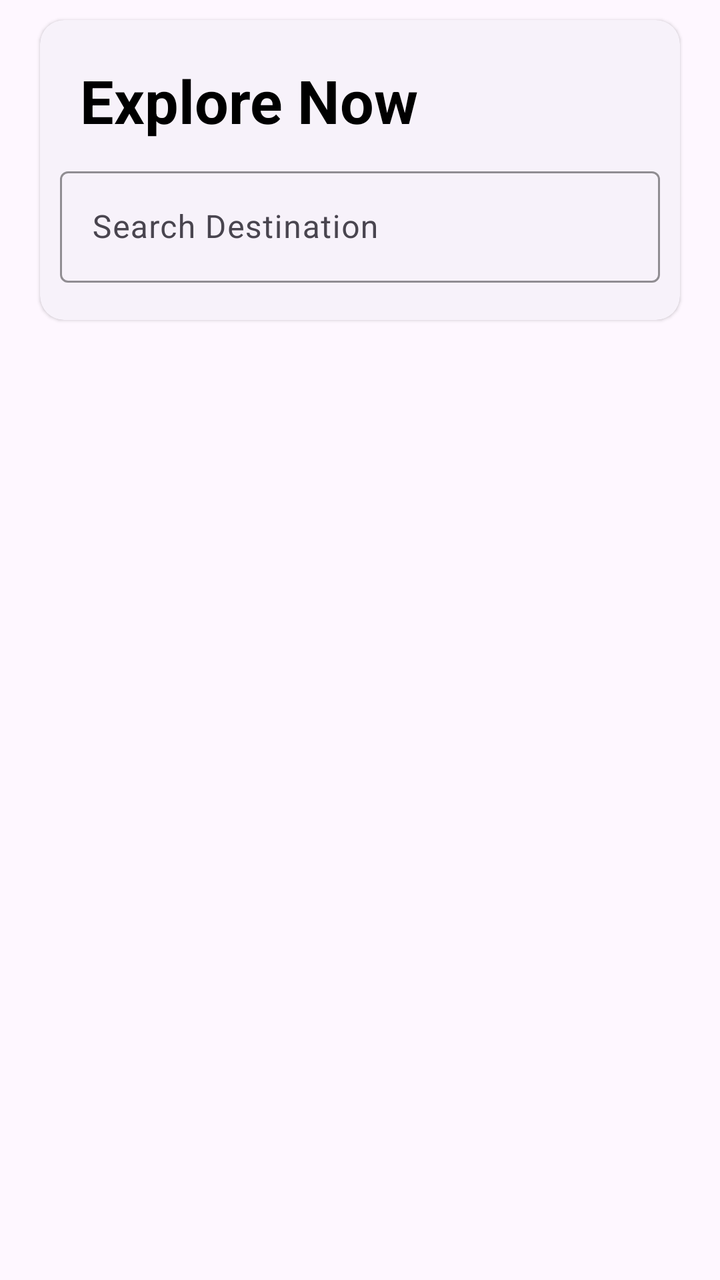
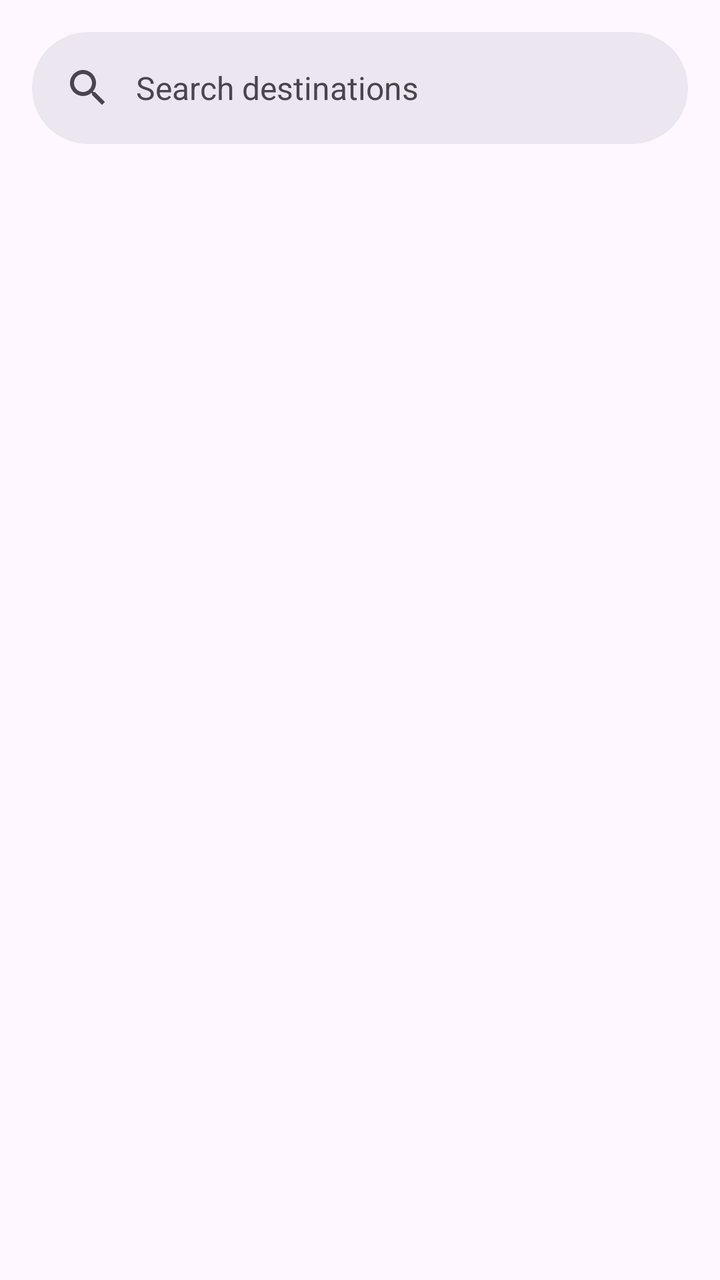

Screens rendered from an Android XML layout before and after an edit, with the pre-edit source and the edit as a unified diff.
<!-- AndroidManifest.xml: application theme Theme.RmmcTourism -->
<!-- res/layout/fragment_spot_viewer.xml -->
<?xml version="1.0" encoding="utf-8"?>
<FrameLayout xmlns:android="http://schemas.android.com/apk/res/android"
    xmlns:app="http://schemas.android.com/apk/res-auto"
    xmlns:tools="http://schemas.android.com/tools"
    android:layout_width="match_parent"
    android:layout_height="match_parent"
    tools:context=".fragments.DestinationsView">

    <androidx.constraintlayout.widget.ConstraintLayout
        android:layout_width="match_parent"
        android:layout_height="match_parent">

        <com.google.android.material.card.MaterialCardView
            android:id="@+id/cardView"
            style="@style/Widget.Material3.CardView.Elevated"
            android:layout_width="match_parent"
            android:layout_height="150dp"
            android:layout_marginStart="20dp"
            android:layout_marginTop="10dp"
            android:layout_marginEnd="20dp"
            app:layout_constraintEnd_toEndOf="parent"
            app:layout_constraintStart_toStartOf="parent"
            app:layout_constraintTop_toTopOf="parent">

            <androidx.constraintlayout.widget.ConstraintLayout
                android:layout_width="match_parent"
                android:layout_height="match_parent">

                <TextView
                    android:id="@+id/textView5"
                    android:layout_width="match_parent"
                    android:layout_height="wrap_content"
                    android:layout_marginStart="20dp"
                    android:layout_marginTop="20dp"
                    android:layout_marginEnd="20dp"
                    android:text="Explore Now"
                    android:textColor="@color/black"
                    android:textSize="30sp"
                    android:textStyle="bold"
                    app:layout_constraintEnd_toEndOf="parent"
                    app:layout_constraintStart_toStartOf="parent"
                    app:layout_constraintTop_toTopOf="parent" />

                <com.google.android.material.textfield.TextInputLayout
                    style="@style/Widget.Material3.TextInputLayout.OutlinedBox"
                    android:layout_width="match_parent"
                    android:layout_height="wrap_content"
                    android:layout_marginStart="10dp"
                    android:layout_marginTop="10dp"
                    android:layout_marginEnd="10dp"
                    app:layout_constraintEnd_toEndOf="parent"
                    app:layout_constraintStart_toStartOf="parent"
                    app:layout_constraintTop_toBottomOf="@+id/textView5"
                    app:boxStrokeColor="@color/black">

                    <com.google.android.material.textfield.TextInputEditText
                        android:layout_width="match_parent"
                        android:layout_height="match_parent"
                        android:hint="Search Destination"
                        />

                </com.google.android.material.textfield.TextInputLayout>


            </androidx.constraintlayout.widget.ConstraintLayout>
        </com.google.android.material.card.MaterialCardView>

        <androidx.recyclerview.widget.RecyclerView
            android:id="@+id/rv_spot_viewer"
            android:layout_width="match_parent"
            android:layout_height="0dp"
            android:layout_marginStart="10dp"
            android:layout_marginTop="20dp"
            android:layout_marginEnd="10dp"
            android:layout_marginBottom="10dp"
            app:layout_constraintBottom_toBottomOf="parent"
            app:layout_constraintEnd_toEndOf="parent"
            app:layout_constraintStart_toStartOf="parent"
            app:layout_constraintTop_toBottomOf="@+id/cardView" />

    </androidx.constraintlayout.widget.ConstraintLayout>


</FrameLayout>
<!-- resources referenced by this layout -->
<resources>
  <color name="black">#FF000000</color>
  <style name="Theme.RmmcTourism" parent="Base.Theme.RmmcTourism" />
  <style name="Base.Theme.RmmcTourism" parent="Theme.Material3.DayNight.NoActionBar">
          
          
      </style>
</resources>

<!-- the commit's change to res/layout/fragment_spot_viewer.xml (unified diff, before → after) -->
@@ -1,84 +1,127 @@
 <?xml version="1.0" encoding="utf-8"?>
-<FrameLayout xmlns:android="http://schemas.android.com/apk/res/android"
+<androidx.coordinatorlayout.widget.CoordinatorLayout xmlns:android="http://schemas.android.com/apk/res/android"
     xmlns:app="http://schemas.android.com/apk/res-auto"
     xmlns:tools="http://schemas.android.com/tools"
+    android:id="@+id/frameLayout"
     android:layout_width="match_parent"
     android:layout_height="match_parent"
     tools:context=".fragments.DestinationsView">
 
-    <androidx.constraintlayout.widget.ConstraintLayout
+    <androidx.recyclerview.widget.RecyclerView
+        android:id="@+id/rv_spot_viewer"
         android:layout_width="match_parent"
-        android:layout_height="match_parent">
+        android:layout_height="match_parent"
+        android:padding="16dp"
+        tools:listitem="@layout/rv_spot_row" />
 
-        <com.google.android.material.card.MaterialCardView
-            android:id="@+id/cardView"
-            style="@style/Widget.Material3.CardView.Elevated"
+    <com.google.android.material.appbar.AppBarLayout
+        android:layout_width="match_parent"
+        android:layout_height="wrap_content">
+        <com.google.android.material.search.SearchBar
+            android:id="@+id/search_bar"
             android:layout_width="match_parent"
-            android:layout_height="150dp"
-            android:layout_marginStart="20dp"
-            android:layout_marginTop="10dp"
-            android:layout_marginEnd="20dp"
-            app:layout_constraintEnd_toEndOf="parent"
-            app:layout_constraintStart_toStartOf="parent"
-            app:layout_constraintTop_toTopOf="parent">
+            android:layout_height="wrap_content"
+            android:hint="Search destinations" />
+    </com.google.android.material.appbar.AppBarLayout>
 
-            <androidx.constraintlayout.widget.ConstraintLayout
-                android:layout_width="match_parent"
-                android:layout_height="match_parent">
+    <com.google.android.material.search.SearchView
+        android:layout_width="match_parent"
+        android:layout_height="match_parent"
+        android:hint="Search destinations"
+        app:layout_anchor="@id/search_bar">
+        
+    </com.google.android.material.search.SearchView>
 
-                <TextView
-                    android:id="@+id/textView5"
+</androidx.coordinatorlayout.widget.CoordinatorLayout>
+<!-- res/layout/rv_spot_row.xml (included above) -->
+<?xml version="1.0" encoding="utf-8"?>
+<androidx.constraintlayout.widget.ConstraintLayout xmlns:android="http://schemas.android.com/apk/res/android"
+    xmlns:app="http://schemas.android.com/apk/res-auto"
+    xmlns:tools="http://schemas.android.com/tools"
+    android:layout_width="match_parent"
+    android:layout_height="wrap_content">
+
+    <com.google.android.material.card.MaterialCardView
+        android:id="@+id/cv_tourist_spot"
+        style="@style/Widget.Material3.CardView.Outlined"
+        android:layout_width="0dp"
+        android:layout_height="wrap_content"
+        android:layout_marginStart="1dp"
+        android:layout_marginTop="8dp"
+        android:layout_marginEnd="1dp"
+        android:layout_marginBottom="8dp"
+        app:layout_constraintBottom_toBottomOf="parent"
+        app:layout_constraintEnd_toEndOf="parent"
+        app:layout_constraintStart_toStartOf="parent"
+        app:layout_constraintTop_toTopOf="parent">
+
+        <androidx.constraintlayout.widget.ConstraintLayout
+            android:layout_width="match_parent"
+            android:layout_height="match_parent">
+
+            <com.google.android.material.card.MaterialCardView
+                android:id="@+id/materialCardView"
+                android:layout_width="0dp"
+                android:layout_height="200dp"
+                app:cardElevation="5dp"
+                app:layout_constraintEnd_toEndOf="parent"
+                app:layout_constraintStart_toStartOf="parent"
+                app:layout_constraintTop_toTopOf="parent">
+
+                <androidx.constraintlayout.widget.ConstraintLayout
                     android:layout_width="match_parent"
-                    android:layout_height="wrap_content"
-                    android:layout_marginStart="20dp"
-                    android:layout_marginTop="20dp"
-                    android:layout_marginEnd="20dp"
-                    android:text="Explore Now"
-                    android:textColor="@color/black"
-                    android:textSize="30sp"
-                    android:textStyle="bold"
-                    app:layout_constraintEnd_toEndOf="parent"
-                    app:layout_constraintStart_toStartOf="parent"
-                    app:layout_constraintTop_toTopOf="parent" />
+                    android:layout_height="match_parent">
 
-                <com.google.android.material.textfield.TextInputLayout
-                    style="@style/Widget.Material3.TextInputLayout.OutlinedBox"
-                    android:layout_width="match_parent"
-                    android:layout_height="wrap_content"
-                    android:layout_marginStart="10dp"
-                    android:layout_marginTop="10dp"
-                    android:layout_marginEnd="10dp"
-                    app:layout_constraintEnd_toEndOf="parent"
-                    app:layout_constraintStart_toStartOf="parent"
-                    app:layout_constraintTop_toBottomOf="@+id/textView5"
-                    app:boxStrokeColor="@color/black">
+                    <ImageView
+                        android:id="@+id/img_tourist_cover"
+                        android:layout_width="0dp"
+                        android:layout_height="0dp"
+                        android:scaleType="centerCrop"
+                        app:layout_constraintBottom_toBottomOf="parent"
+                        app:layout_constraintEnd_toEndOf="parent"
+                        app:layout_constraintStart_toStartOf="parent"
+                        app:layout_constraintTop_toTopOf="parent"
+                        app:srcCompat="@drawable/sample" />
+                </androidx.constraintlayout.widget.ConstraintLayout>
+            </com.google.android.material.card.MaterialCardView>
 
-                    <com.google.android.material.textfield.TextInputEditText
-                        android:layout_width="match_parent"
-                        android:layout_height="match_parent"
-                        android:hint="Search Destination"
-                        />
+            <TextView
+                android:id="@+id/tv_tourist_spot_name"
+                android:layout_width="0dp"
+                android:layout_height="wrap_content"
+                android:layout_marginStart="16dp"
+                android:layout_marginTop="16dp"
+                android:layout_marginEnd="16dp"
+                android:text="Destination Title"
+                android:textColor="?attr/colorOnPrimaryContainer"
+                android:textSize="24sp"
+                app:layout_constraintEnd_toEndOf="parent"
+                app:layout_constraintHorizontal_bias="0.0"
+                app:layout_constraintStart_toStartOf="parent"
+                app:layout_constraintTop_toBottomOf="@+id/materialCardView" />
 
-                </com.google.android.material.textfield.TextInputLayout>
+            <TextView
+                android:id="@+id/tv_tourist_spot_description"
+                android:layout_width="0dp"
+                android:layout_height="wrap_content"
+                android:layout_marginTop="8dp"
+                android:text="Destination description"
+                android:textColor="?attr/colorSecondary"
+                app:layout_constraintEnd_toEndOf="@+id/tv_tourist_spot_name"
+                app:layout_constraintStart_toStartOf="@+id/tv_tourist_spot_name"
+                app:layout_constraintTop_toBottomOf="@+id/tv_tourist_spot_name" />
 
-
-            </androidx.constraintlayout.widget.ConstraintLayout>
-        </com.google.android.material.card.MaterialCardView>
-
-        <androidx.recyclerview.widget.RecyclerView
-            android:id="@+id/rv_spot_viewer"
-            android:layout_width="match_parent"
-            android:layout_height="0dp"
-            android:layout_marginStart="10dp"
-            android:layout_marginTop="20dp"
-            android:layout_marginEnd="10dp"
-            android:layout_marginBottom="10dp"
-            app:layout_constraintBottom_toBottomOf="parent"
-            app:layout_constraintEnd_toEndOf="parent"
-            app:layout_constraintStart_toStartOf="parent"
-            app:layout_constraintTop_toBottomOf="@+id/cardView" />
-
-    </androidx.constraintlayout.widget.ConstraintLayout>
-
-
-</FrameLayout>
+            <Button
+                android:id="@+id/btn_view_destination"
+                android:layout_width="wrap_content"
+                android:layout_height="wrap_content"
+                android:layout_marginTop="16dp"
+                android:layout_marginBottom="16dp"
+                android:text="View Destination"
+                app:layout_constraintBottom_toBottomOf="parent"
+                app:layout_constraintEnd_toEndOf="@+id/tv_tourist_spot_description"
+                app:layout_constraintTop_toBottomOf="@+id/tv_tourist_spot_description"
+                app:layout_constraintVertical_bias="0.0" />
+        </androidx.constraintlayout.widget.ConstraintLayout>
+    </com.google.android.material.card.MaterialCardView>
+</androidx.constraintlayout.widget.ConstraintLayout>
<!-- resource entries referenced after the edit -->
@@ -1,8 +1,8 @@
 <!-- resources referenced by this layout -->
 <resources>
-  <color name="black">#FF000000</color>
+  <!-- drawable sample: jpeg bitmap (drawable, 9227 bytes) -->
   <style name="Theme.RmmcTourism" parent="Base.Theme.RmmcTourism" />
-  <style name="Base.Theme.RmmcTourism" parent="Theme.Material3.DayNight.NoActionBar">
+  <style name="Base.Theme.RmmcTourism" parent="Theme.Material3.DayNight">
           
           
       </style>
